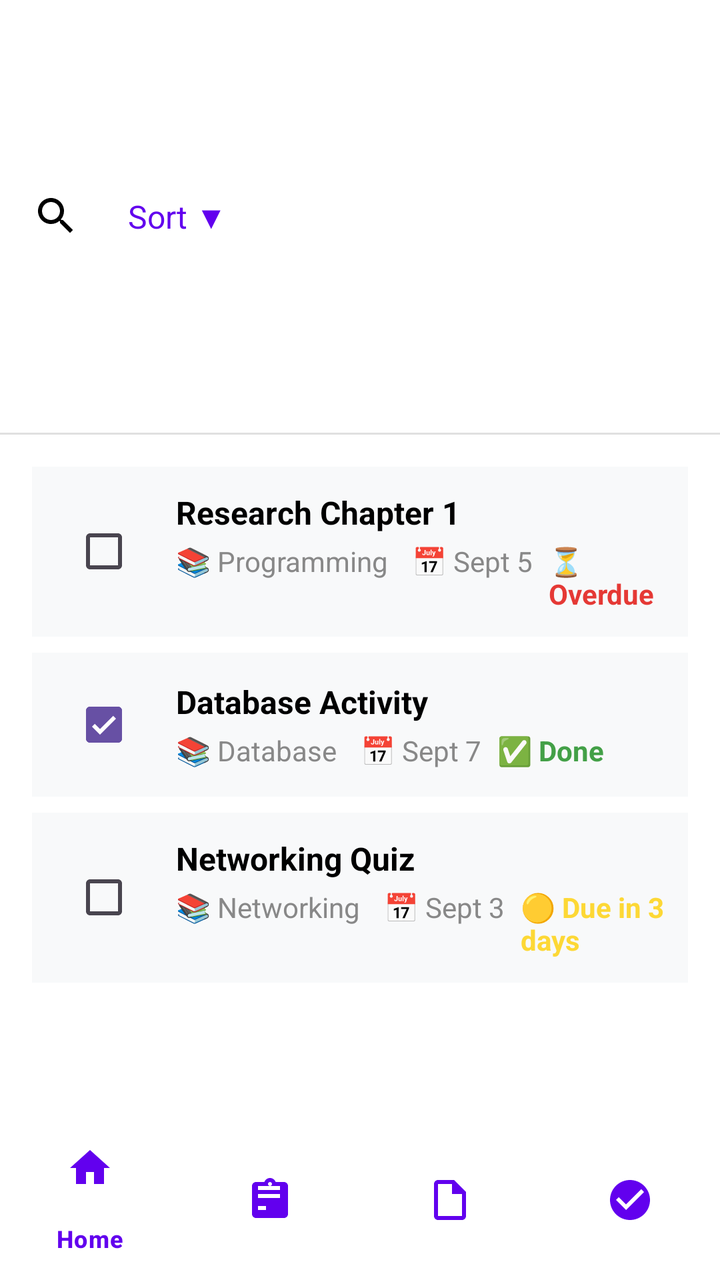
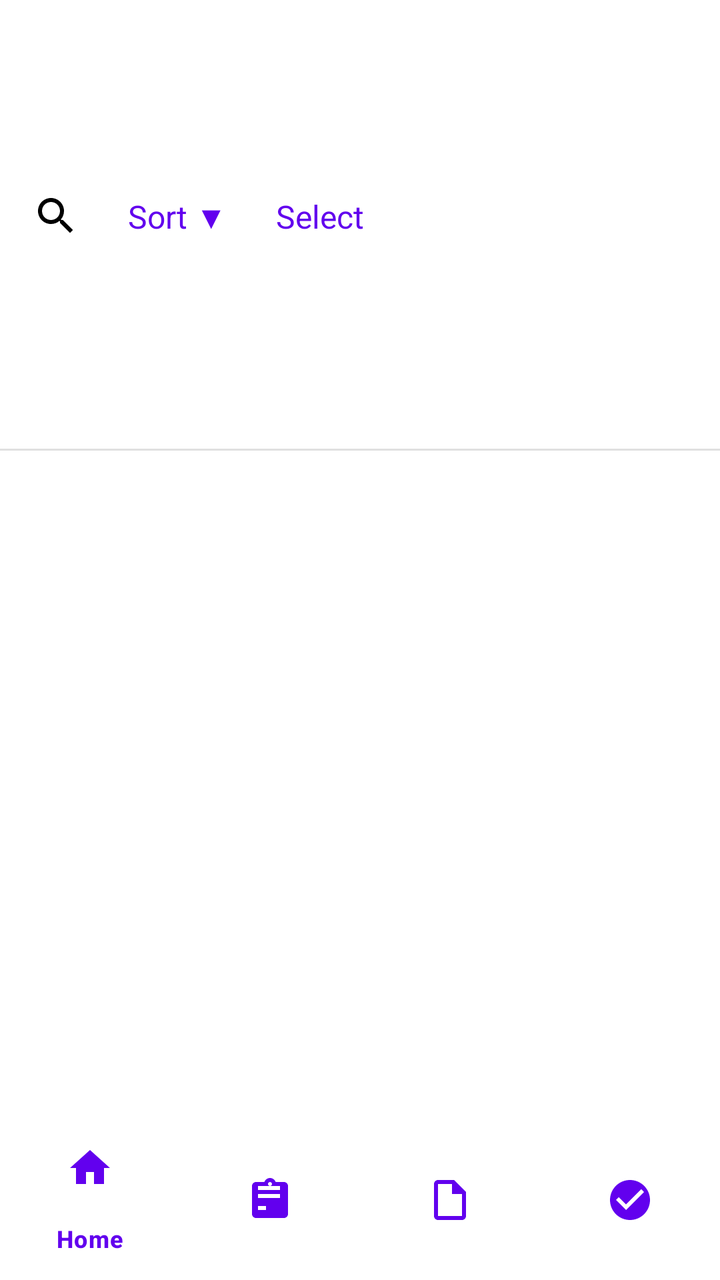

Two renders of the same Android screen: before a commit and after it. Below are the layout's source before the change and the commit's diff.
<!-- AndroidManifest.xml: application theme Theme.Group4MidtermActivity -->
<!-- res/layout/activity_task_list.xml -->
<?xml version="1.0" encoding="utf-8"?>
<LinearLayout xmlns:android="http://schemas.android.com/apk/res/android"
    xmlns:app="http://schemas.android.com/apk/res-auto"
    android:layout_width="match_parent"
    android:layout_height="match_parent"
    android:orientation="vertical"
    android:background="#FFFFFF">

    
    <androidx.appcompat.widget.Toolbar
        android:layout_width="match_parent"
        android:layout_height="wrap_content"
        android:minHeight="?attr/actionBarSize"
        android:paddingStart="16dp"
        android:paddingEnd="8dp">

        <TextView
            android:layout_width="0dp"
            android:layout_height="wrap_content"
            android:layout_weight="1"
            android:text="Task List"
            android:textSize="20sp"
            android:textStyle="bold"
            android:textColor="#000000" />

        <ImageView
            android:layout_width="24dp"
            android:layout_height="24dp"
            android:src="@drawable/ic_search"
            android:layout_marginEnd="16dp"
            android:contentDescription="Search" />

        <TextView
            android:layout_width="wrap_content"
            android:layout_height="wrap_content"
            android:text="Sort ▼"
            android:textSize="16sp"
            android:textColor="#6200EE"
            android:padding="8dp"
            android:background="?attr/selectableItemBackgroundBorderless" />

    </androidx.appcompat.widget.Toolbar>

    
    <View
        android:layout_width="match_parent"
        android:layout_height="1dp"
        android:background="#E0E0E0" />

    
    <ScrollView
        android:layout_width="match_parent"
        android:layout_height="0dp"
        android:layout_weight="1"
        android:padding="16dp">

        <LinearLayout
            android:layout_width="match_parent"
            android:layout_height="wrap_content"
            android:orientation="vertical">

            
            <LinearLayout
                android:id="@+id/task_item_1"
                android:layout_width="match_parent"
                android:layout_height="wrap_content"
                android:orientation="horizontal"
                android:padding="12dp"
                android:layout_marginBottom="8dp"
                android:background="#F8F9FA"
                android:gravity="center_vertical"
                android:clickable="true"
                android:focusable="true"
                android:foreground="?attr/selectableItemBackground">

                <CheckBox
                    android:layout_width="wrap_content"
                    android:layout_height="wrap_content"
                    android:layout_marginEnd="12dp" />

                <LinearLayout
                    android:layout_width="0dp"
                    android:layout_height="wrap_content"
                    android:layout_weight="1"
                    android:orientation="vertical">

                    <TextView
                        android:layout_width="wrap_content"
                        android:layout_height="wrap_content"
                        android:text="Research Chapter 1"
                        android:textSize="16sp"
                        android:textStyle="bold"
                        android:textColor="#000000" />

                    <LinearLayout
                        android:layout_width="wrap_content"
                        android:layout_height="wrap_content"
                        android:orientation="horizontal"
                        android:layout_marginTop="4dp">

                        <TextView
                            android:layout_width="wrap_content"
                            android:layout_height="wrap_content"
                            android:text="📚 Programming"
                            android:textSize="14sp"
                            android:textColor="#888888"
                            android:layout_marginEnd="12dp" />

                        <TextView
                            android:layout_width="wrap_content"
                            android:layout_height="wrap_content"
                            android:text="📅 Sept 5"
                            android:textSize="14sp"
                            android:textColor="#888888"
                            android:layout_marginEnd="8dp" />

                        <TextView
                            android:layout_width="wrap_content"
                            android:layout_height="wrap_content"
                            android:text="⏳ Overdue"
                            android:textSize="14sp"
                            android:textColor="#E53935"
                            android:textStyle="bold" />
                    </LinearLayout>
                </LinearLayout>
            </LinearLayout>

            
            <LinearLayout
                android:id="@+id/task_item_2"
                android:layout_width="match_parent"
                android:layout_height="wrap_content"
                android:orientation="horizontal"
                android:padding="12dp"
                android:layout_marginBottom="8dp"
                android:background="#F8F9FA"
                android:gravity="center_vertical"
                android:clickable="true"
                android:focusable="true"
                android:foreground="?attr/selectableItemBackground">

                <CheckBox
                    android:layout_width="wrap_content"
                    android:layout_height="wrap_content"
                    android:layout_marginEnd="12dp"
                    android:checked="true" />

                <LinearLayout
                    android:layout_width="0dp"
                    android:layout_height="wrap_content"
                    android:layout_weight="1"
                    android:orientation="vertical">

                    <TextView
                        android:layout_width="wrap_content"
                        android:layout_height="wrap_content"
                        android:text="Database Activity"
                        android:textSize="16sp"
                        android:textStyle="bold"
                        android:textColor="#000000" />

                    <LinearLayout
                        android:layout_width="wrap_content"
                        android:layout_height="wrap_content"
                        android:orientation="horizontal"
                        android:layout_marginTop="4dp">

                        <TextView
                            android:layout_width="wrap_content"
                            android:layout_height="wrap_content"
                            android:text="📚 Database"
                            android:textSize="14sp"
                            android:textColor="#888888"
                            android:layout_marginEnd="12dp" />

                        <TextView
                            android:layout_width="wrap_content"
                            android:layout_height="wrap_content"
                            android:text="📅 Sept 7"
                            android:textSize="14sp"
                            android:textColor="#888888"
                            android:layout_marginEnd="8dp" />

                        <TextView
                            android:layout_width="wrap_content"
                            android:layout_height="wrap_content"
                            android:text="✅ Done"
                            android:textSize="14sp"
                            android:textColor="#43A047"
                            android:textStyle="bold" />
                    </LinearLayout>
                </LinearLayout>
            </LinearLayout>

            
            <LinearLayout
                android:id="@+id/task_item_3"
                android:layout_width="match_parent"
                android:layout_height="wrap_content"
                android:orientation="horizontal"
                android:padding="12dp"
                android:layout_marginBottom="8dp"
                android:background="#F8F9FA"
                android:gravity="center_vertical"
                android:clickable="true"
                android:focusable="true"
                android:foreground="?attr/selectableItemBackground">

                <CheckBox
                    android:layout_width="wrap_content"
                    android:layout_height="wrap_content"
                    android:layout_marginEnd="12dp" />

                <LinearLayout
                    android:layout_width="0dp"
                    android:layout_height="wrap_content"
                    android:layout_weight="1"
                    android:orientation="vertical">

                    <TextView
                        android:layout_width="wrap_content"
                        android:layout_height="wrap_content"
                        android:text="Networking Quiz"
                        android:textSize="16sp"
                        android:textStyle="bold"
                        android:textColor="#000000" />

                    <LinearLayout
                        android:layout_width="wrap_content"
                        android:layout_height="wrap_content"
                        android:orientation="horizontal"
                        android:layout_marginTop="4dp">

                        <TextView
                            android:layout_width="wrap_content"
                            android:layout_height="wrap_content"
                            android:text="📚 Networking"
                            android:textSize="14sp"
                            android:textColor="#888888"
                            android:layout_marginEnd="12dp" />

                        <TextView
                            android:layout_width="wrap_content"
                            android:layout_height="wrap_content"
                            android:text="📅 Sept 3"
                            android:textSize="14sp"
                            android:textColor="#888888"
                            android:layout_marginEnd="8dp" />

                        <TextView
                            android:layout_width="wrap_content"
                            android:layout_height="wrap_content"
                            android:text="🟡 Due in 3 days"
                            android:textSize="14sp"
                            android:textColor="#FDD835"
                            android:textStyle="bold" />
                    </LinearLayout>
                </LinearLayout>
            </LinearLayout>

        </LinearLayout>
    </ScrollView>

    
    <com.google.android.material.bottomnavigation.BottomNavigationView
        android:id="@+id/bottom_navigation"
        android:layout_width="match_parent"
        android:layout_height="wrap_content"
        android:background="#FFFFFF"
        app:menu="@menu/bottom_nav_menu"
        app:itemIconTint="#6200EE"
        app:itemTextColor="#6200EE" />

</LinearLayout>
<!-- resources referenced by this layout -->
<resources>
  <!-- drawable ic_search (drawable) -->
  <vector xmlns:android="http://schemas.android.com/apk/res/android"
      android:width="24dp"
      android:height="24dp"
      android:viewportWidth="24"
      android:viewportHeight="24">
      <path
          android:fillColor="#000000"
          android:pathData="M15.5,14h-0.79l-0.28,-0.27C15.41,12.59 16,11.11 16,9.5 16,5.91 13.09,3 9.5,3S3,5.91 3,9.5 5.91,16 9.5,16c1.61,0 3.09,-0.59 4.23,-1.57l0.27,0.28v0.79l5,4.99L20.49,19l-4.99,-5zM9.5,14C7.01,14 5,11.99 5,9.5S7.01,5 9.5,5 14,7.01 14,9.5 11.99,14 9.5,14z" />
  </vector>
  <style name="Theme.Group4MidtermActivity" parent="Base.Theme.Group4MidtermActivity" />
  <style name="Base.Theme.Group4MidtermActivity" parent="Theme.Material3.DayNight.NoActionBar">
          
          
      </style>
</resources>

<!-- the commit's change to res/layout/activity_task_list.xml (unified diff, before → after) -->
@@ -24,13 +24,18 @@
             android:textColor="#000000" />
 
         <ImageView
+            android:id="@+id/iv_search"
             android:layout_width="24dp"
             android:layout_height="24dp"
             android:src="@drawable/ic_search"
             android:layout_marginEnd="16dp"
-            android:contentDescription="Search" />
+            android:contentDescription="Search"
+            android:clickable="true"
+            android:focusable="true"
+            android:background="?attr/selectableItemBackgroundBorderless" />
 
         <TextView
+            android:id="@+id/tv_sort"
             android:layout_width="wrap_content"
             android:layout_height="wrap_content"
             android:text="Sort ▼"
@@ -39,13 +44,47 @@
             android:padding="8dp"
             android:background="?attr/selectableItemBackgroundBorderless" />
 
+        <TextView
+            android:id="@+id/tv_select"
+            android:layout_width="wrap_content"
+            android:layout_height="wrap_content"
+            android:text="Select"
+            android:textSize="16sp"
+            android:textColor="#6200EE"
+            android:padding="8dp"
+            android:background="?attr/selectableItemBackgroundBorderless"
+            android:layout_marginStart="8dp" />
+
     </androidx.appcompat.widget.Toolbar>
+
+    
+    <com.google.android.material.textfield.TextInputLayout
+        android:id="@+id/search_layout"
+        android:layout_width="match_parent"
+        android:layout_height="wrap_content"
+        android:visibility="gone"
+        android:layout_marginStart="16dp"
+        android:layout_marginEnd="16dp"
+        android:layout_marginTop="8dp"
+        app:boxBackgroundMode="outline"
+        style="@style/Widget.MaterialComponents.TextInputLayout.OutlinedBox">
+
+        <com.google.android.material.textfield.TextInputEditText
+            android:id="@+id/et_search"
+            android:layout_width="match_parent"
+            android:layout_height="wrap_content"
+            android:hint="Search tasks..."
+            android:singleLine="true"
+            android:imeOptions="actionSearch" />
+
+    </com.google.android.material.textfield.TextInputLayout>
 
     
     <View
         android:layout_width="match_parent"
         android:layout_height="1dp"
-        android:background="#E0E0E0" />
+        android:background="#E0E0E0"
+        android:layout_marginTop="8dp" />
 
     
     <ScrollView
@@ -59,207 +98,58 @@
             android:layout_height="wrap_content"
             android:orientation="vertical">
 
-            
             <LinearLayout
-                android:id="@+id/task_item_1"
+                android:id="@+id/task_container"
                 android:layout_width="match_parent"
                 android:layout_height="wrap_content"
-                android:orientation="horizontal"
-                android:padding="12dp"
-                android:layout_marginBottom="8dp"
-                android:background="#F8F9FA"
-                android:gravity="center_vertical"
-                android:clickable="true"
-                android:focusable="true"
-                android:foreground="?attr/selectableItemBackground">
-
-                <CheckBox
-                    android:layout_width="wrap_content"
-                    android:layout_height="wrap_content"
-                    android:layout_marginEnd="12dp" />
-
-                <LinearLayout
-                    android:layout_width="0dp"
-                    android:layout_height="wrap_content"
-                    android:layout_weight="1"
-                    android:orientation="vertical">
-
-                    <TextView
-                        android:layout_width="wrap_content"
-                        android:layout_height="wrap_content"
-                        android:text="Research Chapter 1"
-                        android:textSize="16sp"
-                        android:textStyle="bold"
-                        android:textColor="#000000" />
-
-                    <LinearLayout
-                        android:layout_width="wrap_content"
-                        android:layout_height="wrap_content"
-                        android:orientation="horizontal"
-                        android:layout_marginTop="4dp">
-
-                        <TextView
-                            android:layout_width="wrap_content"
-                            android:layout_height="wrap_content"
-                            android:text="📚 Programming"
-                            android:textSize="14sp"
-                            android:textColor="#888888"
-                            android:layout_marginEnd="12dp" />
-
-                        <TextView
-                            android:layout_width="wrap_content"
-                            android:layout_height="wrap_content"
-                            android:text="📅 Sept 5"
-                            android:textSize="14sp"
-                            android:textColor="#888888"
-                            android:layout_marginEnd="8dp" />
-
-                        <TextView
-                            android:layout_width="wrap_content"
-                            android:layout_height="wrap_content"
-                            android:text="⏳ Overdue"
-                            android:textSize="14sp"
-                            android:textColor="#E53935"
-                            android:textStyle="bold" />
-                    </LinearLayout>
-                </LinearLayout>
-            </LinearLayout>
-
-            
-            <LinearLayout
-                android:id="@+id/task_item_2"
-                android:layout_width="match_parent"
-                android:layout_height="wrap_content"
-                android:orientation="horizontal"
-                android:padding="12dp"
-                android:layout_marginBottom="8dp"
-                android:background="#F8F9FA"
-                android:gravity="center_vertical"
-                android:clickable="true"
-                android:focusable="true"
-                android:foreground="?attr/selectableItemBackground">
-
-                <CheckBox
-                    android:layout_width="wrap_content"
-                    android:layout_height="wrap_content"
-                    android:layout_marginEnd="12dp"
-                    android:checked="true" />
-
-                <LinearLayout
-                    android:layout_width="0dp"
-                    android:layout_height="wrap_content"
-                    android:layout_weight="1"
-                    android:orientation="vertical">
-
-                    <TextView
-                        android:layout_width="wrap_content"
-                        android:layout_height="wrap_content"
-                        android:text="Database Activity"
-                        android:textSize="16sp"
-                        android:textStyle="bold"
-                        android:textColor="#000000" />
-
-                    <LinearLayout
-                        android:layout_width="wrap_content"
-                        android:layout_height="wrap_content"
-                        android:orientation="horizontal"
-                        android:layout_marginTop="4dp">
-
-                        <TextView
-                            android:layout_width="wrap_content"
-                            android:layout_height="wrap_content"
-                            android:text="📚 Database"
-                            android:textSize="14sp"
-                            android:textColor="#888888"
-                            android:layout_marginEnd="12dp" />
-
-                        <TextView
-                            android:layout_width="wrap_content"
-                            android:layout_height="wrap_content"
-                            android:text="📅 Sept 7"
-                            android:textSize="14sp"
-                            android:textColor="#888888"
-                            android:layout_marginEnd="8dp" />
-
-                        <TextView
-                            android:layout_width="wrap_content"
-                            android:layout_height="wrap_content"
-                            android:text="✅ Done"
-                            android:textSize="14sp"
-                            android:textColor="#43A047"
-                            android:textStyle="bold" />
-                    </LinearLayout>
-                </LinearLayout>
-            </LinearLayout>
-
-            
-            <LinearLayout
-                android:id="@+id/task_item_3"
-                android:layout_width="match_parent"
-                android:layout_height="wrap_content"
-                android:orientation="horizontal"
-                android:padding="12dp"
-                android:layout_marginBottom="8dp"
-                android:background="#F8F9FA"
-                android:gravity="center_vertical"
-                android:clickable="true"
-                android:focusable="true"
-                android:foreground="?attr/selectableItemBackground">
-
-                <CheckBox
-                    android:layout_width="wrap_content"
-                    android:layout_height="wrap_content"
-                    android:layout_marginEnd="12dp" />
-
-                <LinearLayout
-                    android:layout_width="0dp"
-                    android:layout_height="wrap_content"
-                    android:layout_weight="1"
-                    android:orientation="vertical">
-
-                    <TextView
-                        android:layout_width="wrap_content"
-                        android:layout_height="wrap_content"
-                        android:text="Networking Quiz"
-                        android:textSize="16sp"
-                        android:textStyle="bold"
-                        android:textColor="#000000" />
-
-                    <LinearLayout
-                        android:layout_width="wrap_content"
-                        android:layout_height="wrap_content"
-                        android:orientation="horizontal"
-                        android:layout_marginTop="4dp">
-
-                        <TextView
-                            android:layout_width="wrap_content"
-                            android:layout_height="wrap_content"
-                            android:text="📚 Networking"
-                            android:textSize="14sp"
-                            android:textColor="#888888"
-                            android:layout_marginEnd="12dp" />
-
-                        <TextView
-                            android:layout_width="wrap_content"
-                            android:layout_height="wrap_content"
-                            android:text="📅 Sept 3"
-                            android:textSize="14sp"
-                            android:textColor="#888888"
-                            android:layout_marginEnd="8dp" />
-
-                        <TextView
-                            android:layout_width="wrap_content"
-                            android:layout_height="wrap_content"
-                            android:text="🟡 Due in 3 days"
-                            android:textSize="14sp"
-                            android:textColor="#FDD835"
-                            android:textStyle="bold" />
-                    </LinearLayout>
-                </LinearLayout>
-            </LinearLayout>
+                android:orientation="vertical" />
 
         </LinearLayout>
     </ScrollView>
+
+    
+    <LinearLayout
+        android:id="@+id/selection_bottom_bar"
+        android:layout_width="match_parent"
+        android:layout_height="wrap_content"
+        android:orientation="horizontal"
+        android:background="#F5F5F5"
+        android:padding="12dp"
+        android:visibility="gone"
+        android:elevation="8dp">
+
+        <TextView
+            android:id="@+id/tv_selected_count"
+            android:layout_width="0dp"
+            android:layout_height="wrap_content"
+            android:layout_weight="1"
+            android:text="0 selected"
+            android:textSize="16sp"
+            android:textColor="#000000"
+            android:gravity="center_vertical" />
+
+        <TextView
+            android:id="@+id/tv_select_all"
+            android:layout_width="wrap_content"
+            android:layout_height="wrap_content"
+            android:text="Select All"
+            android:textSize="16sp"
+            android:textColor="#6200EE"
+            android:padding="8dp"
+            android:background="?attr/selectableItemBackgroundBorderless" />
+
+        <TextView
+            android:id="@+id/tv_delete_selected"
+            android:layout_width="wrap_content"
+            android:layout_height="wrap_content"
+            android:text="Delete"
+            android:textSize="16sp"
+            android:textColor="#E53935"
+            android:padding="8dp"
+            android:background="?attr/selectableItemBackgroundBorderless"
+            android:layout_marginStart="8dp" />
+
+    </LinearLayout>
 
     
     <com.google.android.material.bottomnavigation.BottomNavigationView
